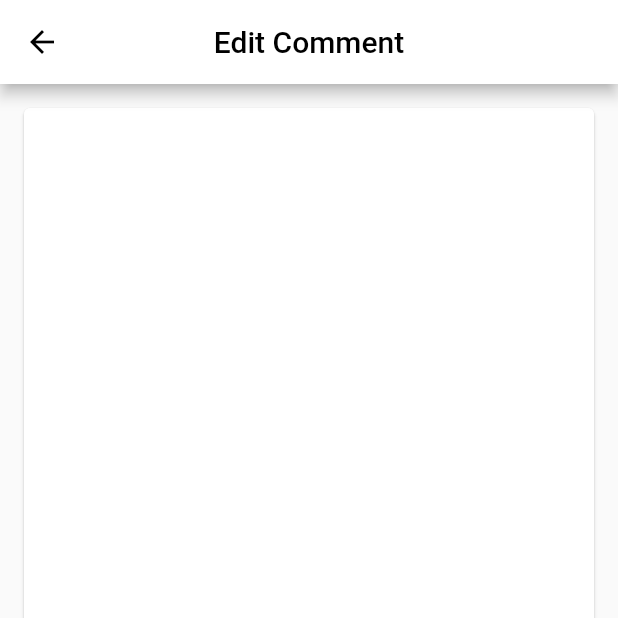
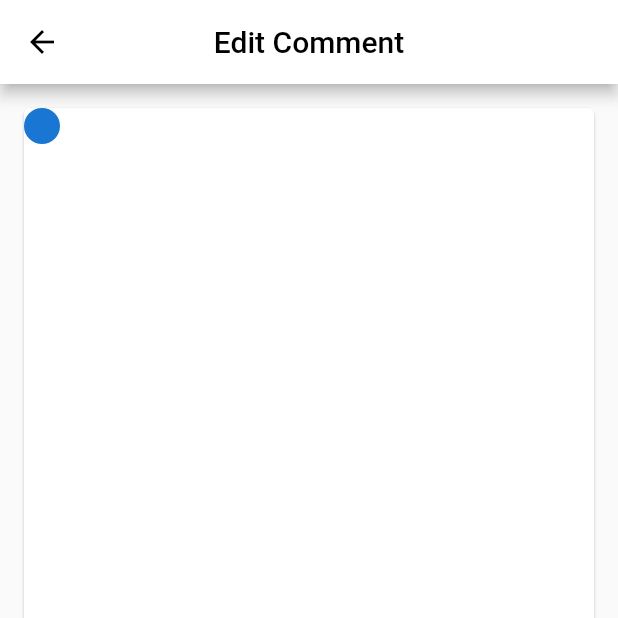
Before and after one commit to danieltefera08/porter, a Flutter app: the Mobcomedit screen opened directly, on a phone screen of 412 x 824 dp, the top half of it. Run offline on Flutter 3.47's test engine with Material 2 defaults, Android fonts, the phone set to English and light mode, and no system bars; our stand-ins replace cloud_firestore, firebase_auth, firebase_core, firebase_storage, flutter_spinkit, font_awesome_flutter and 3 more; accounts and stored records are empty; network calls fail.

```diff
--- a/lib/Screens/Home/Mobilepages/Meditcomment.dart
+++ b/lib/Screens/Home/Mobilepages/Meditcomment.dart
@@ -39,7 +39,9 @@ class _MobcomeditState extends State<Mobcomedit> {
               children: [
                 Row(
                   children: [
-
+CircleAvatar(
+  maxRadius: 12,
+)
                   ],
                 )
               ],
```
